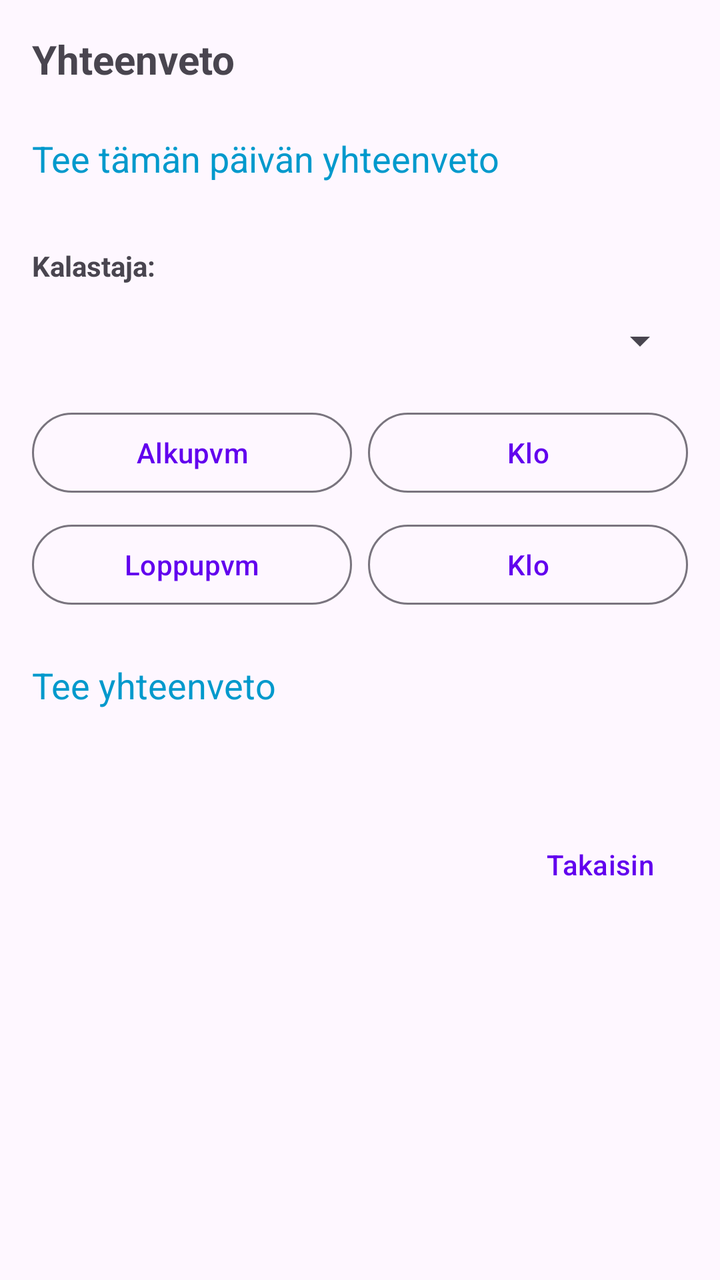
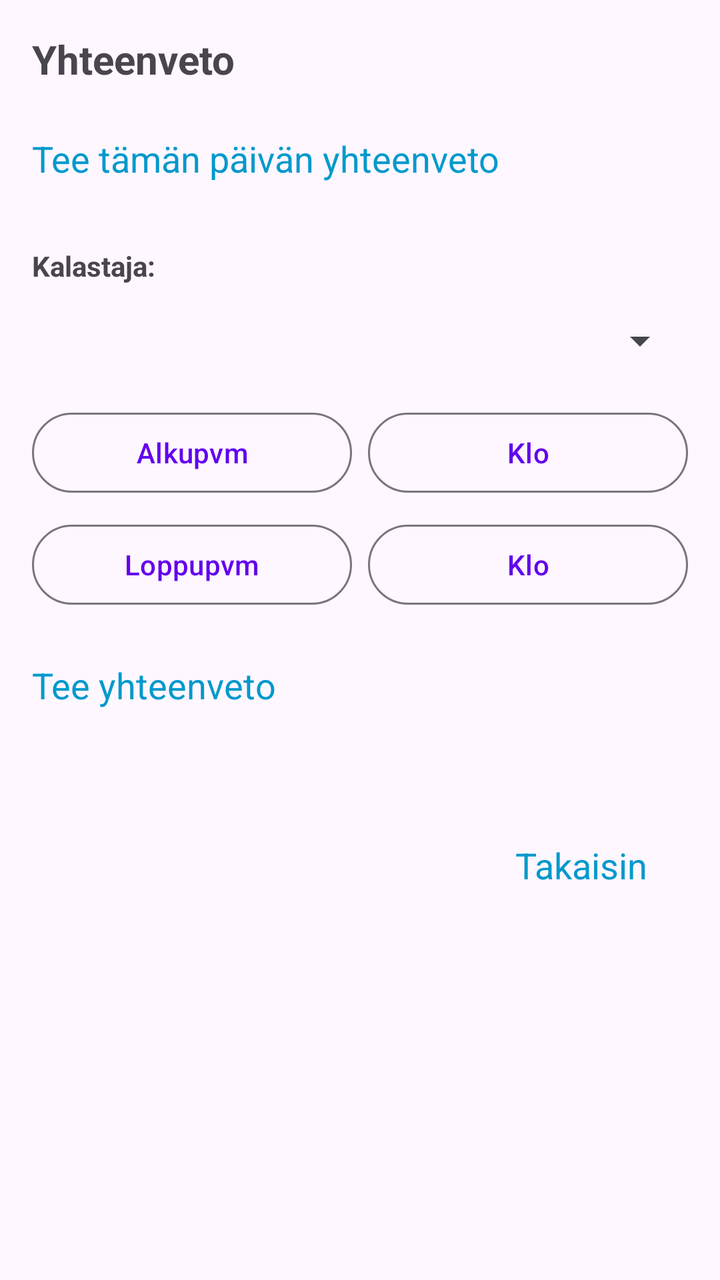

The first picture is an Android layout as it rendered before a commit; the second is the same layout after the commit. The layout source and the unified diff follow.
<!-- AndroidManifest.xml: application theme Theme.KalaKartta -->
<!-- res/layout/activity_summary.xml -->
<?xml version="1.0" encoding="utf-8"?>
<ScrollView xmlns:android="http://schemas.android.com/apk/res/android"
    android:layout_width="match_parent"
    android:layout_height="match_parent">

    <LinearLayout
        android:layout_width="match_parent"
        android:layout_height="wrap_content"
        android:orientation="vertical"
        android:padding="16dp">

        <TextView
            android:layout_width="match_parent"
            android:layout_height="wrap_content"
            android:text="Yhteenveto"
            android:textSize="20sp"
            android:textStyle="bold"
            android:layout_marginBottom="16dp" />

        <TextView
            android:id="@+id/todaySummaryButton"
            android:layout_width="match_parent"
            android:layout_height="wrap_content"
            android:text="Tee tämän päivän yhteenveto"
            android:textSize="18sp"
            android:textColor="@android:color/holo_blue_dark"
            android:background="?attr/selectableItemBackground"
            android:clickable="true"
            android:focusable="true"
            android:paddingTop="8dp"
            android:paddingBottom="8dp"
            android:layout_marginBottom="16dp" />

        <TextView
            android:layout_width="wrap_content"
            android:layout_height="wrap_content"
            android:text="Kalastaja:"
            android:textStyle="bold"
            android:layout_marginTop="8dp" />

        <Spinner
            android:id="@+id/fishermanSpinner"
            android:layout_width="match_parent"
            android:layout_height="wrap_content"
            android:layout_marginTop="4dp"
            android:layout_marginBottom="8dp"
            android:minHeight="48dp" />

        <LinearLayout
            android:layout_width="match_parent"
            android:layout_height="wrap_content"
            android:orientation="horizontal"
            android:layout_marginBottom="8dp">

            <Button
                android:id="@+id/startDateButton"
                style="@style/Widget.Material3.Button.OutlinedButton"
                android:layout_width="0dp"
                android:layout_height="wrap_content"
                android:layout_weight="1"
                android:text="Alkupvm" />

            <Button
                android:id="@+id/startTimeButton"
                style="@style/Widget.Material3.Button.OutlinedButton"
                android:layout_width="0dp"
                android:layout_height="wrap_content"
                android:layout_weight="1"
                android:text="Klo"
                android:layout_marginStart="8dp" />
        </LinearLayout>

        <LinearLayout
            android:layout_width="match_parent"
            android:layout_height="wrap_content"
            android:orientation="horizontal"
            android:layout_marginBottom="16dp">

            <Button
                android:id="@+id/endDateButton"
                style="@style/Widget.Material3.Button.OutlinedButton"
                android:layout_width="0dp"
                android:layout_height="wrap_content"
                android:layout_weight="1"
                android:text="Loppupvm" />

            <Button
                android:id="@+id/endTimeButton"
                style="@style/Widget.Material3.Button.OutlinedButton"
                android:layout_width="0dp"
                android:layout_height="wrap_content"
                android:layout_weight="1"
                android:text="Klo"
                android:layout_marginStart="8dp" />
        </LinearLayout>

        <LinearLayout
            android:layout_width="match_parent"
            android:layout_height="wrap_content"
            android:orientation="horizontal"
            android:gravity="center_vertical"
            android:layout_marginBottom="16dp">

            <TextView
                android:id="@+id/generateRangeSummaryButton"
                android:layout_width="0dp"
                android:layout_height="wrap_content"
                android:layout_weight="1"
                android:text="Tee yhteenveto"
                android:textSize="18sp"
                android:textColor="@android:color/holo_blue_dark"
                android:background="?attr/selectableItemBackground"
                android:clickable="true"
                android:focusable="true"
                android:paddingTop="8dp"
                android:paddingBottom="8dp" />

            <ImageButton
                android:id="@+id/showOnMapButton"
                android:layout_width="48dp"
                android:layout_height="48dp"
                android:src="@drawable/ic_map"
                android:background="?attr/selectableItemBackgroundBorderless"
                android:contentDescription="Näytä kartalla"
                android:visibility="gone"
                android:layout_marginEnd="8dp" />

            <ImageButton
                android:id="@+id/copyToClipboardButton"
                android:layout_width="48dp"
                android:layout_height="48dp"
                android:src="@drawable/ic_copy"
                android:background="?attr/selectableItemBackgroundBorderless"
                android:contentDescription="Kopioi leikepöydälle"
                android:visibility="gone" />
        </LinearLayout>

        <TextView
            android:id="@+id/summaryResultText"
            android:layout_width="match_parent"
            android:layout_height="wrap_content"
            android:textSize="16sp" />

        <LinearLayout
            android:layout_width="match_parent"
            android:layout_height="wrap_content"
            android:orientation="horizontal"
            android:layout_marginTop="8dp"
            android:layout_marginBottom="16dp">

            <View
                android:layout_width="0dp"
                android:layout_height="0dp"
                android:layout_weight="1" />

            <Button
                android:id="@+id/backButton"
                style="@style/Widget.Material3.Button.TextButton"
                android:layout_width="wrap_content"
                android:layout_height="wrap_content"
                android:text="@string/back" />
        </LinearLayout>
    </LinearLayout>
</ScrollView>
<!-- resources referenced by this layout -->
<resources>
  <!-- drawable ic_copy (drawable) -->
  <vector xmlns:android="http://schemas.android.com/apk/res/android"
      android:width="24dp"
      android:height="24dp"
      android:viewportWidth="24"
      android:viewportHeight="24"
      android:tint="?attr/colorControlNormal">
    <path
        android:fillColor="@android:color/white"
        android:pathData="M16,1L4,1c-1.1,0 -2,0.9 -2,2v14h2L4,3h12L16,1zM19,5L8,5c-1.1,0 -2,0.9 -2,2v14c0,1.1 0.9,2 2,2h11c1.1,0 2,-0.9 2,-2L21,7c0,-1.1 -0.9,-2 -2,-2zM19,21L8,21L8,7h11v14z"/>
  </vector>
  <!-- drawable ic_map (drawable) -->
  <vector xmlns:android="http://schemas.android.com/apk/res/android"
      android:width="24dp"
      android:height="24dp"
      android:viewportWidth="24"
      android:viewportHeight="24"
      android:tint="?attr/colorControlNormal">
    <path
        android:fillColor="@android:color/white"
        android:pathData="M20.5,3l-0.16,0.03L15,5.1L9,3L3.36,4.9c-0.21,0.07 -0.36,0.25 -0.36,0.48V20.5c0,0.28 0.22,0.5 0.5,0.5l0.16,-0.03L9,18.9l6,2.1l5.64,-1.9c0.21,-0.07 0.36,-0.25 0.36,-0.48V3.5c0,-0.28 -0.22,-0.5 -0.5,-0.5zM15,19l-6,-2.11V5l6,2.11V19z"/>
  </vector>
  <string name="back">Takaisin</string>
  <style name="Theme.KalaKartta" parent="Base.Theme.KalaKartta" />
  <style name="Base.Theme.KalaKartta" parent="Theme.Material3.DayNight.NoActionBar">
          
          <item name="colorPrimary">#6200EE</item>
          <item name="colorOnPrimary">#FFFFFF</item>
          <item name="editTextStyle">@style/Widget.AppCompat.EditText</item>
          <item name="android:spinnerStyle">@style/Widget.AppCompat.Spinner</item>
      </style>
</resources>

<!-- the commit's change to res/layout/activity_summary.xml (unified diff, before → after) -->
@@ -141,24 +141,20 @@
             android:layout_height="wrap_content"
             android:textSize="16sp" />
 
-        <LinearLayout
-            android:layout_width="match_parent"
+        <TextView
+            android:id="@+id/backButton"
+            android:layout_width="wrap_content"
             android:layout_height="wrap_content"
-            android:orientation="horizontal"
-            android:layout_marginTop="8dp"
-            android:layout_marginBottom="16dp">
-
-            <View
-                android:layout_width="0dp"
-                android:layout_height="0dp"
-                android:layout_weight="1" />
-
-            <Button
-                android:id="@+id/backButton"
-                style="@style/Widget.Material3.Button.TextButton"
-                android:layout_width="wrap_content"
-                android:layout_height="wrap_content"
-                android:text="@string/back" />
-        </LinearLayout>
+            android:layout_gravity="end"
+            android:text="@string/back"
+            android:textSize="18sp"
+            android:textColor="@android:color/holo_blue_dark"
+            android:paddingTop="20dp"
+            android:paddingBottom="40dp"
+            android:paddingStart="20dp"
+            android:paddingEnd="20dp"
+            android:clickable="true"
+            android:focusable="true"
+            android:background="?attr/selectableItemBackground" />
     </LinearLayout>
 </ScrollView>
